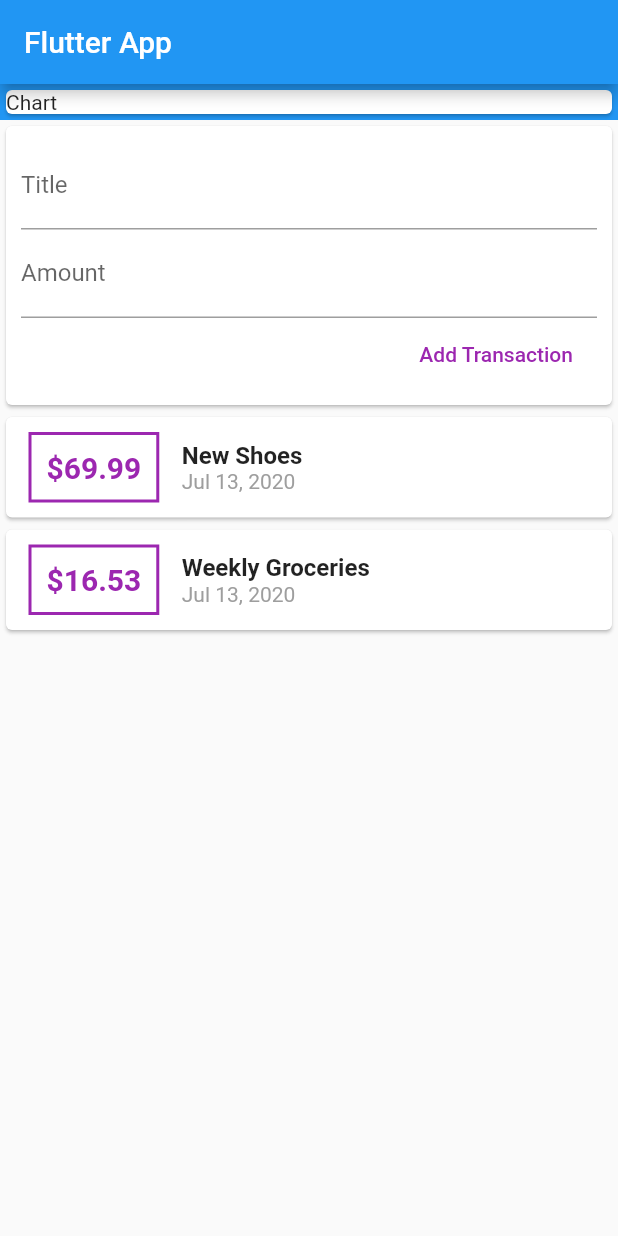
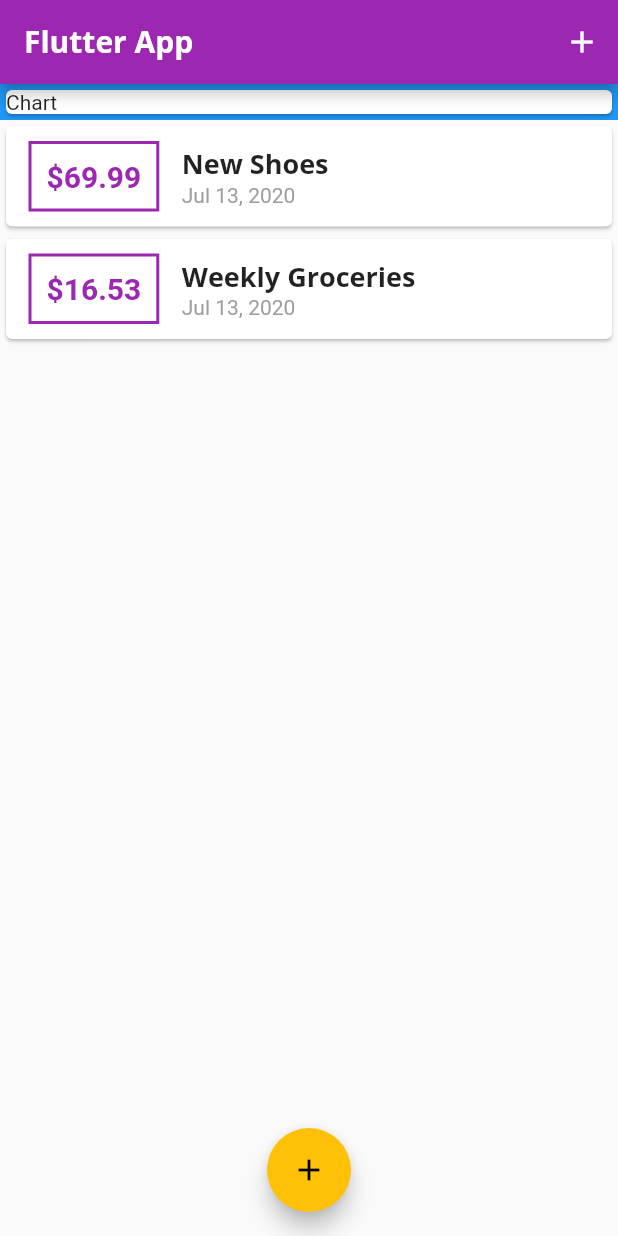
Before and after one commit to herlianzhang/personal-expenses, a Flutter app: the screen it shows after launch, on a phone screen of 412 x 824 dp. Run offline on Flutter 3.47's test engine with Material 2 defaults, Android fonts, the phone set to English and light mode, and no system bars.

Commit message:
second commit

```diff
--- a/lib/main.dart
+++ b/lib/main.dart
@@ -1,5 +1,7 @@
 import 'package:flutter/material.dart';
-import 'package:personal_expenses/widgets/user_transaction.dart';
+import 'package:personal_expenses/models/Transaction.dart';
+import 'package:personal_expenses/widgets/new_transaction.dart';
+import 'package:personal_expenses/widgets/transaction_list.dart';
 
 void main() {
   runApp(MyApp());
@@ -11,26 +13,86 @@ class MyApp extends StatelessWidget {
     return MaterialApp(
       title: 'Flutter Demo',
       theme: ThemeData(
-        primarySwatch: Colors.blue,
-        visualDensity: VisualDensity.adaptivePlatformDensity,
+        primarySwatch: Colors.purple,
+        accentColor: Colors.amber,
+        fontFamily: 'Quicksand',
+        textTheme: ThemeData.light().textTheme.copyWith(
+          headline6: TextStyle(
+            fontFamily: 'OpenSans',
+            fontWeight: FontWeight.bold,
+            fontSize: 18,
+          ),
+        ),
+        appBarTheme: AppBarTheme(
+          textTheme: ThemeData.light().textTheme.copyWith(
+                headline6: TextStyle(
+                  fontFamily: 'OpenSans',
+                  fontSize: 20,
+                  fontWeight: FontWeight.bold
+                ),
+              ),
+        ),
       ),
       home: MyHomePage(),
     );
   }
 }
 
-class MyHomePage extends StatelessWidget {
+class MyHomePage extends StatefulWidget {
+  @override
+  _MyHomePageState createState() => _MyHomePageState();
+}
 
-  final titleController = TextEditingController();
-  final amountController = TextEditingController();
+class _MyHomePageState extends State<MyHomePage> {
+  final List<Transaction> _userTransaction = [
+    Transaction(
+      id: 't1',
+      title: 'New Shoes',
+      amount: 69.99,
+      date: DateTime.now(),
+    ),
+    Transaction(
+      id: 't2',
+      title: 'Weekly Groceries',
+      amount: 16.53,
+      date: DateTime.now(),
+    ),
+  ];
+
+  void _addNewTransaction(String txTitle, double txAmount) {
+    final newTx = Transaction(
+      id: DateTime.now().toString(),
+      title: txTitle,
+      amount: txAmount,
+      date: DateTime.now(),
+    );
+
+    setState(() {
+      _userTransaction.add(newTx);
+    });
+  }
+
+  void _startAddNewTransaction(BuildContext ctx) {
+    showModalBottomSheet(
+      context: ctx,
+      builder: (_) => NewTransaction(_addNewTransaction),
+    );
+  }
 
   @override
   Widget build(BuildContext context) {
     return Scaffold(
       appBar: AppBar(
         title: Text('Flutter App'),
+        actions: <Widget>[
+          IconButton(
+            icon: Icon(Icons.add),
+            onPressed: () => _startAddNewTransaction(context),
           ),
-      body: Column(
+        ],
+      ),
+      body: SingleChildScrollView(
+        child: Column(
           crossAxisAlignment: CrossAxisAlignment.stretch,
           children: <Widget>[
             Container(
@@ -39,9 +101,15 @@ class MyHomePage extends StatelessWidget {
                 child: Text('Chart'),
               ),
             ),
-          UserTransaction(),
+            TransactionList(_userTransaction),
           ],
         ),
+      ),
+      floatingActionButton: FloatingActionButton(
+        child: Icon(Icons.add),
+        onPressed: () => _startAddNewTransaction(context),
+      ),
+      floatingActionButtonLocation: FloatingActionButtonLocation.centerFloat,
     );
   }
 }
--- a/lib/widgets/new_transaction.dart
+++ b/lib/widgets/new_transaction.dart
@@ -1,12 +1,30 @@
 import 'package:flutter/material.dart';
 
-class NewTransaction extends StatelessWidget {
+class NewTransaction extends StatefulWidget {
 
   final Function _addTx;
+
+  NewTransaction(this._addTx);
+
+  @override
+  _NewTransactionState createState() => _NewTransactionState();
+}
+
+class _NewTransactionState extends State<NewTransaction> {
   final _titleController = TextEditingController();
+
   final _amountController = TextEditingController();
 
-  NewTransaction(this._addTx);
+  void addTx() {
+    final submitedTitle = _titleController.text;
+    final submitedAmount = double.parse(_amountController.text);
+
+    if (submitedTitle.isEmpty || submitedAmount <= 0) return;
+
+    widget._addTx(submitedTitle, submitedAmount);
+
+    Navigator.of(context).pop();
+  }
 
   @override
   Widget build(BuildContext context) {
@@ -19,17 +37,18 @@ class NewTransaction extends StatelessWidget {
             TextField(
               decoration: InputDecoration(labelText: 'Title'),
               controller: _titleController,
+              onSubmitted: (_) => addTx,
             ),
             TextField(
               decoration: InputDecoration(labelText: 'Amount'),
               controller: _amountController,
+              keyboardType: TextInputType.number,
+              onSubmitted: (_) => addTx,
             ),
             FlatButton(
               child: Text('Add Transaction'),
               textColor: Colors.purple,
-              onPressed: () {
-                _addTx(_titleController.text, double.parse(_amountController.text));
-              },
+              onPressed: addTx,
             )
           ],
         ),
--- a/lib/widgets/transaction_list.dart
+++ b/lib/widgets/transaction_list.dart
@@ -3,15 +3,16 @@ import 'package:intl/intl.dart';
 import 'package:personal_expenses/models/Transaction.dart';
 
 class TransactionList extends StatelessWidget {
-
   final List<Transaction> _transaction;
 
   TransactionList(this._transaction);
 
   @override
   Widget build(BuildContext context) {
-    return Column(
-      children: _transaction.map((ex) {
+    return Container(
+      height: 300,
+      child: ListView.builder(
+        itemBuilder: (context, index) {
           return Card(
             child: Row(
               children: <Widget>[
@@ -23,14 +24,14 @@ class TransactionList extends StatelessWidget {
                   decoration: BoxDecoration(
                     border: Border.all(
                       width: 2,
-                    color: Colors.purple,
+                      color: Theme.of(context).primaryColor,
                     ),
                   ),
                   padding: EdgeInsets.all(10),
                   child: Text(
-                  '\$${ex.amount}',
+                    '\$${_transaction[index].amount.toStringAsFixed(2)}',
                     style: TextStyle(
-                    color: Colors.purple,
+                      color: Theme.of(context).primaryColor,
                       fontWeight: FontWeight.bold,
                       fontSize: 20,
                     ),
@@ -40,14 +41,11 @@ class TransactionList extends StatelessWidget {
                   crossAxisAlignment: CrossAxisAlignment.start,
                   children: <Widget>[
                     Text(
-                    ex.title,
-                    style: TextStyle(
-                      fontWeight: FontWeight.bold,
-                      fontSize: 16,
-                    ),
+                      _transaction[index].title,
+                      style: Theme.of(context).textTheme.headline6,
                     ),
                     Text(
-                    DateFormat.yMMMd().format(ex.date),
+                      DateFormat.yMMMd().format(_transaction[index].date),
                       style: TextStyle(color: Colors.grey),
                     ),
                   ],
@@ -55,7 +53,9 @@ class TransactionList extends StatelessWidget {
               ],
             ),
           );
-      }).toList(),
+        },
+        itemCount: _transaction.length,
+      ),
     );
   }
 }
--- a/lib/widgets/user_transaction.dart
+++ /dev/null
@@ -1,49 +0,0 @@
-import 'package:flutter/material.dart';
-import 'package:personal_expenses/models/Transaction.dart';
-import 'package:personal_expenses/widgets/new_transaction.dart';
-import 'package:personal_expenses/widgets/transaction_list.dart';
-
-class UserTransaction extends StatefulWidget {
-  @override
-  _UserTransactionState createState() => _UserTransactionState();
-}
-
-class _UserTransactionState extends State<UserTransaction> {
-  final List<Transaction> _userTransaction = [
-    Transaction(
-      id: 't1',
-      title: 'New Shoes',
-      amount: 69.99,
-      date: DateTime.now(),
-    ),
-    Transaction(
-      id: 't2',
-      title: 'Weekly Groceries',
-      amount: 16.53,
-      date: DateTime.now(),
-    ),
-  ];
-
-  void _addNewTransaction(String txTitle, double txAmount) {
-    final newTx = Transaction(
-      id: DateTime.now().toString(),
-      title: txTitle,
-      amount: txAmount,
-      date: DateTime.now(),
-    );
-
-    setState(() {
-      _userTransaction.add(newTx);
-    });
-  }
-
-  @override
-  Widget build(BuildContext context) {
-    return Column(
-      children: <Widget>[
-        NewTransaction(_addNewTransaction),
-        TransactionList(_userTransaction),
-      ],
-    );
-  }
-}
```
Also changed, not shown: pubspec.yaml (+11 -11 lines), assets/fonts/OpenSans-Bold.ttf (added), assets/fonts/OpenSans-Regular.ttf (added), assets/fonts/Quicksand-Bold.ttf (added), assets/fonts/Quicksand-Light.ttf (added), assets/fonts/Quicksand-Medium.ttf (added), assets/fonts/Quicksand-Regular.ttf (added). Lines whose indentation alone changed are shown as unchanged.
